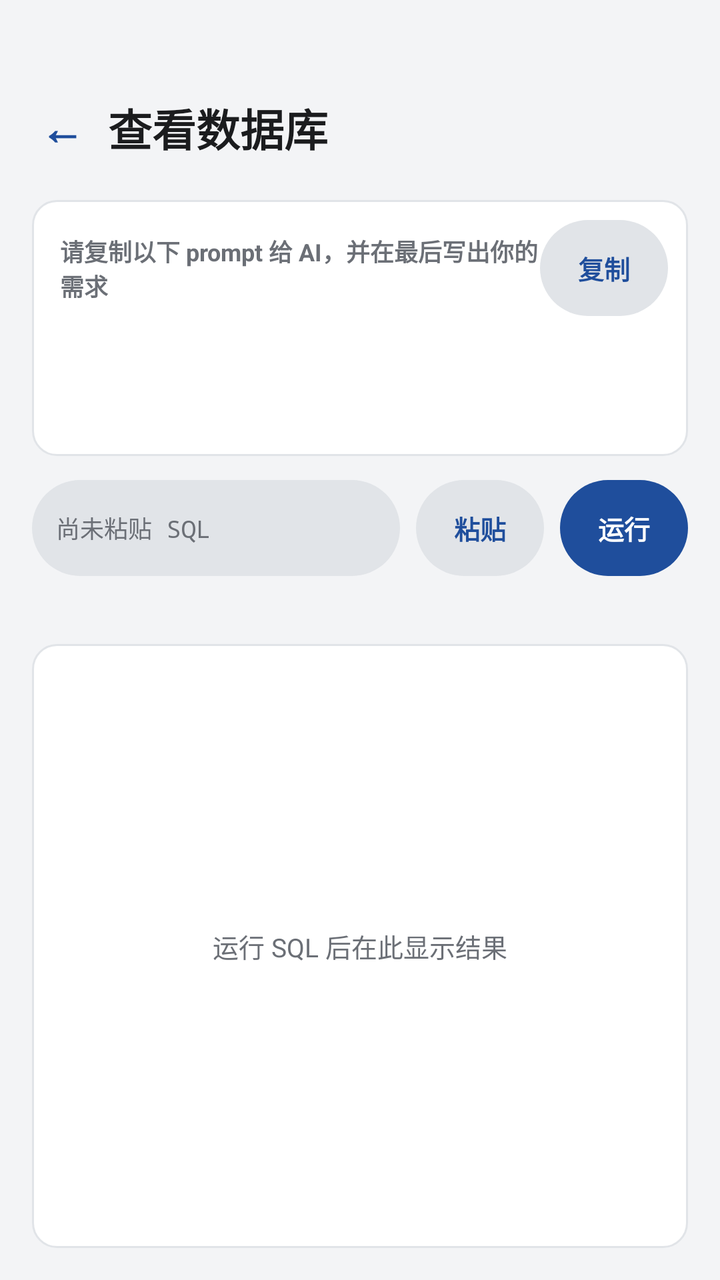
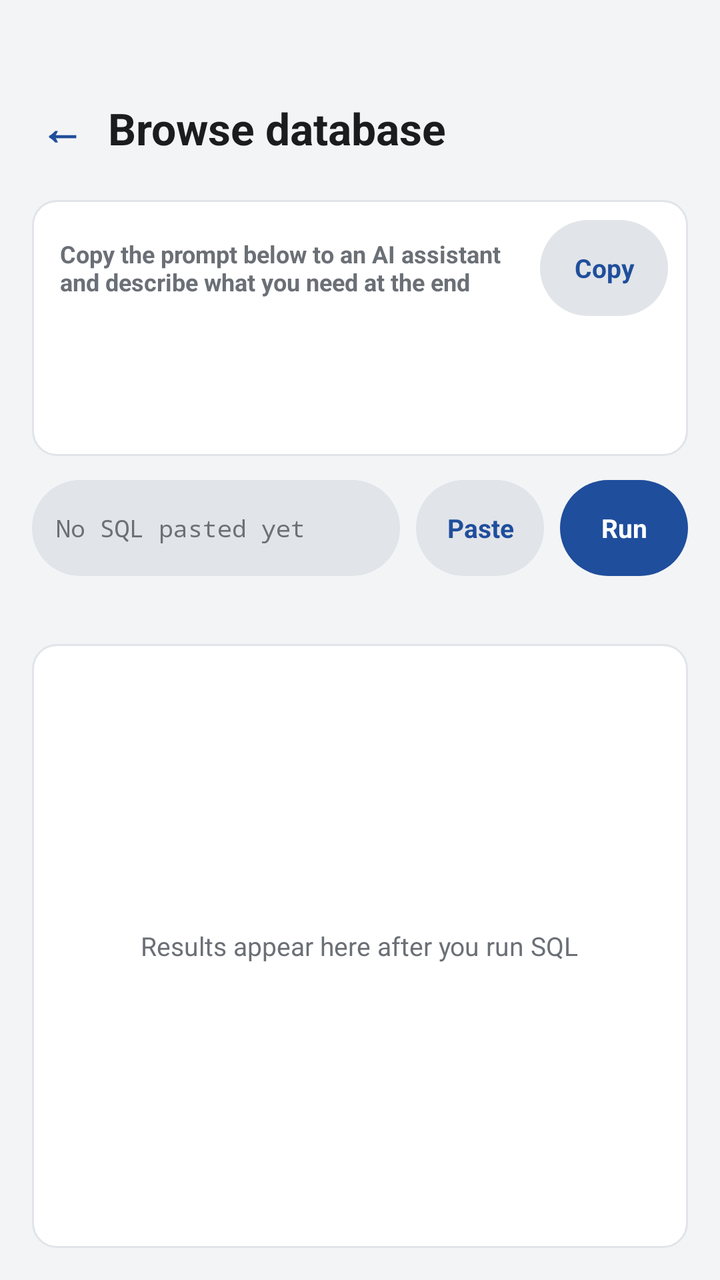

Screens rendered from an Android XML layout before and after an edit, with the pre-edit source and the edit as a unified diff.
<!-- AndroidManifest.xml: application theme Theme.TransitU -->
<!-- res/layout/fragment_database_query.xml -->
<?xml version="1.0" encoding="utf-8"?>
<LinearLayout xmlns:android="http://schemas.android.com/apk/res/android"
    android:layout_width="match_parent"
    android:layout_height="match_parent"
    android:orientation="vertical"
    android:background="@color/paper">

    <View
        android:layout_width="match_parent"
        android:layout_height="@dimen/status_bar_spacer_height" />

    <LinearLayout
        android:layout_width="match_parent"
        android:layout_height="wrap_content"
        android:orientation="horizontal"
        android:gravity="center_vertical"
        android:paddingStart="11dp"
        android:paddingEnd="20dp"
        android:paddingTop="20dp"
        android:paddingBottom="16dp">

        <TextView
            android:id="@+id/btnBack"
            style="@style/BackButton"
            android:text="←"
            android:textColor="@color/accent"
            android:textSize="22sp"
            android:textStyle="bold" />

        <TextView
            android:id="@+id/tvDatabaseTitle"
            android:layout_width="0dp"
            android:layout_height="wrap_content"
            android:layout_weight="1"
            android:text="查看数据库"
            android:textColor="@color/ink"
            android:textSize="22sp"
            android:textStyle="bold" />
    </LinearLayout>

    <LinearLayout
        android:layout_width="match_parent"
        android:layout_height="128dp"
        android:orientation="vertical"
        android:layout_marginStart="16dp"
        android:layout_marginEnd="16dp"
        android:layout_marginBottom="10dp"
        android:background="@drawable/bg_content_card">

        <LinearLayout
            android:layout_width="match_parent"
            android:layout_height="wrap_content"
            android:orientation="horizontal"
            android:gravity="center_vertical"
            android:paddingStart="14dp"
            android:paddingEnd="10dp"
            android:paddingTop="10dp"
            android:paddingBottom="6dp">

            <TextView
                android:layout_width="0dp"
                android:layout_height="wrap_content"
                android:layout_weight="1"
                android:text="请复制以下 prompt 给 AI，并在最后写出你的需求"
                android:textColor="@color/ink_3"
                android:textSize="12sp"
                android:textStyle="bold" />

            <TextView
                android:id="@+id/btnCopyPrompt"
                android:layout_width="64dp"
                android:layout_height="48dp"
                android:gravity="center"
                android:text="复制"
                android:textColor="@color/accent"
                android:textSize="13sp"
                android:textStyle="bold"
                android:background="@drawable/bg_chip_default"
                android:clickable="true"
                android:focusable="true" />
        </LinearLayout>

        <ScrollView
            android:layout_width="match_parent"
            android:layout_height="0dp"
            android:layout_weight="1"
            android:fillViewport="true"
            android:paddingStart="14dp"
            android:paddingEnd="14dp"
            android:paddingBottom="10dp">

            <TextView
                android:id="@+id/tvPrompt"
                android:layout_width="match_parent"
                android:layout_height="wrap_content"
                android:textColor="@color/ink_2"
                android:textSize="11sp"
                android:fontFamily="monospace"
                android:textIsSelectable="true" />
        </ScrollView>
    </LinearLayout>

    <LinearLayout
        android:layout_width="match_parent"
        android:layout_height="60dp"
        android:orientation="horizontal"
        android:gravity="center_vertical"
        android:paddingStart="16dp"
        android:paddingEnd="16dp"
        android:paddingBottom="8dp">

        <TextView
            android:id="@+id/tvSqlPreview"
            android:layout_width="0dp"
            android:layout_height="48dp"
            android:layout_weight="1"
            android:gravity="center_vertical"
            android:paddingStart="12dp"
            android:paddingEnd="12dp"
            android:maxLines="2"
            android:ellipsize="end"
            android:text="尚未粘贴 SQL"
            android:textColor="@color/ink_3"
            android:textSize="12sp"
            android:fontFamily="monospace"
            android:background="@drawable/bg_chip_default" />

        <TextView
            android:id="@+id/btnPasteSql"
            android:layout_width="64dp"
            android:layout_height="48dp"
            android:layout_marginStart="8dp"
            android:gravity="center"
            android:text="粘贴"
            android:textColor="@color/accent"
            android:textSize="13sp"
            android:textStyle="bold"
            android:background="@drawable/bg_chip_default"
            android:clickable="true"
            android:focusable="true" />

        <TextView
            android:id="@+id/btnRunSql"
            android:layout_width="64dp"
            android:layout_height="48dp"
            android:layout_marginStart="8dp"
            android:gravity="center"
            android:text="运行"
            android:textColor="#FFFFFF"
            android:textSize="13sp"
            android:textStyle="bold"
            android:background="@drawable/bg_chip_selected"
            android:clickable="true"
            android:focusable="true" />
    </LinearLayout>

    <TextView
        android:id="@+id/tvQueryStatus"
        android:layout_width="match_parent"
        android:layout_height="wrap_content"
        android:minHeight="24dp"
        android:paddingStart="18dp"
        android:paddingEnd="18dp"
        android:paddingTop="2dp"
        android:paddingBottom="2dp"
        android:gravity="top"
        android:maxLines="4"
        android:textColor="@color/ink_3"
        android:textSize="11sp" />

    <FrameLayout
        android:layout_width="match_parent"
        android:layout_height="0dp"
        android:layout_weight="1"
        android:minHeight="120dp"
        android:layout_marginStart="16dp"
        android:layout_marginEnd="16dp"
        android:layout_marginBottom="16dp"
        android:background="@drawable/bg_content_card">

        <HorizontalScrollView
            android:layout_width="match_parent"
            android:layout_height="match_parent"
            android:fillViewport="true"
            android:scrollbars="horizontal">

            <ScrollView
                android:layout_width="wrap_content"
                android:layout_height="match_parent"
                android:fillViewport="true"
                android:scrollbars="vertical">

                <TableLayout
                    android:id="@+id/resultsTable"
                    android:layout_width="wrap_content"
                    android:layout_height="wrap_content"
                    android:padding="6dp" />
            </ScrollView>
        </HorizontalScrollView>

        <TextView
            android:id="@+id/tvResultsEmpty"
            android:layout_width="wrap_content"
            android:layout_height="wrap_content"
            android:layout_gravity="center"
            android:text="运行 SQL 后在此显示结果"
            android:textColor="@color/ink_3"
            android:textSize="13sp" />
    </FrameLayout>
</LinearLayout>
<!-- resources referenced by this layout -->
<resources>
  <color name="accent">#1F4E9C</color>
  <color name="ink">#1B1C1E</color>
  <color name="ink_2">#4A4D52</color>
  <color name="ink_3">#6B6F76</color>
  <color name="paper">#F3F4F6</color>
  <dimen name="status_bar_spacer_height">0dp</dimen>
  <!-- drawable bg_chip_default (drawable) -->
  <?xml version="1.0" encoding="utf-8"?>
  <shape xmlns:android="http://schemas.android.com/apk/res/android">
      <solid android:color="@color/line" />
      <corners android:radius="999dp" />
  </shape>
  <!-- drawable bg_chip_selected (drawable) -->
  <?xml version="1.0" encoding="utf-8"?>
  <shape xmlns:android="http://schemas.android.com/apk/res/android">
      <solid android:color="@color/accent" />
      <corners android:radius="999dp" />
  </shape>
  <!-- drawable bg_content_card (drawable) -->
  <?xml version="1.0" encoding="utf-8"?>
  <shape xmlns:android="http://schemas.android.com/apk/res/android">
      <solid android:color="#FFFFFF" />
      <corners android:radius="12dp" />
      <stroke android:width="1dp" android:color="@color/line" />
  </shape>
  <style name="BackButton">
          <item name="android:layout_width">40dp</item>
          <item name="android:layout_height">40dp</item>
          <item name="android:layout_marginEnd">3dp</item>
          <item name="android:gravity">center</item>
          <item name="android:background">@drawable/bg_back_button</item>
          <item name="android:clickable">true</item>
          <item name="android:focusable">true</item>
      </style>
  <style name="Theme.TransitU" parent="Theme.Material3.DayNight.NoActionBar">
          
          <item name="android:textSelectHandle">@drawable/tu_text_select_handle_middle</item>
          <item name="android:textSelectHandleLeft">@drawable/tu_text_select_handle_left</item>
          <item name="android:textSelectHandleRight">@drawable/tu_text_select_handle_right</item>
  
          
          <item name="android:textColorHighlight">@color/m3_highlighted_text</item>
      </style>
  <color name="line">#E1E4E8</color>
  <!-- drawable bg_back_button (drawable) -->
  <?xml version="1.0" encoding="utf-8"?>
  <shape xmlns:android="http://schemas.android.com/apk/res/android"
      android:shape="oval">
      <solid android:color="@android:color/transparent" />
  </shape>
  <!-- drawable tu_text_select_handle_middle (drawable) -->
  <?xml version="1.0" encoding="utf-8"?>
  <bitmap xmlns:android="http://schemas.android.com/apk/res/android"
      android:src="@drawable/abc_text_select_handle_middle_mtrl"
      android:tint="?attr/colorPrimary"
      android:tintMode="src_in" />
  <!-- drawable tu_text_select_handle_left (drawable) -->
  <?xml version="1.0" encoding="utf-8"?>
  <bitmap xmlns:android="http://schemas.android.com/apk/res/android"
      android:src="@drawable/abc_text_select_handle_left_mtrl"
      android:tint="?attr/colorPrimary"
      android:tintMode="src_in" />
  <!-- drawable tu_text_select_handle_right (drawable) -->
  <?xml version="1.0" encoding="utf-8"?>
  <bitmap xmlns:android="http://schemas.android.com/apk/res/android"
      android:src="@drawable/abc_text_select_handle_right_mtrl"
      android:tint="?attr/colorPrimary"
      android:tintMode="src_in" />
</resources>

<!-- the commit's change to res/layout/fragment_database_query.xml (unified diff, before → after) -->
@@ -32,7 +32,7 @@
             android:layout_width="0dp"
             android:layout_height="wrap_content"
             android:layout_weight="1"
-            android:text="查看数据库"
+            android:text="@string/db_query_title"
             android:textColor="@color/ink"
             android:textSize="22sp"
             android:textStyle="bold" />
@@ -61,7 +61,7 @@
                 android:layout_width="0dp"
                 android:layout_height="wrap_content"
                 android:layout_weight="1"
-                android:text="请复制以下 prompt 给 AI，并在最后写出你的需求"
+                android:text="@string/db_query_instructions"
                 android:textColor="@color/ink_3"
                 android:textSize="12sp"
                 android:textStyle="bold" />
@@ -71,7 +71,7 @@
                 android:layout_width="64dp"
                 android:layout_height="48dp"
                 android:gravity="center"
-                android:text="复制"
+                android:text="@string/action_copy"
                 android:textColor="@color/accent"
                 android:textSize="13sp"
                 android:textStyle="bold"
@@ -119,7 +119,7 @@
             android:paddingEnd="12dp"
             android:maxLines="2"
             android:ellipsize="end"
-            android:text="尚未粘贴 SQL"
+            android:text="@string/db_query_no_sql"
             android:textColor="@color/ink_3"
             android:textSize="12sp"
             android:fontFamily="monospace"
@@ -131,7 +131,7 @@
             android:layout_height="48dp"
             android:layout_marginStart="8dp"
             android:gravity="center"
-            android:text="粘贴"
+            android:text="@string/action_paste"
             android:textColor="@color/accent"
             android:textSize="13sp"
             android:textStyle="bold"
@@ -145,7 +145,7 @@
             android:layout_height="48dp"
             android:layout_marginStart="8dp"
             android:gravity="center"
-            android:text="运行"
+            android:text="@string/action_run"
             android:textColor="#FFFFFF"
             android:textSize="13sp"
             android:textStyle="bold"
@@ -203,7 +203,7 @@
             android:layout_width="wrap_content"
             android:layout_height="wrap_content"
             android:layout_gravity="center"
-            android:text="运行 SQL 后在此显示结果"
+            android:text="@string/db_query_results_placeholder"
             android:textColor="@color/ink_3"
             android:textSize="13sp" />
     </FrameLayout>
<!-- resource entries referenced after the edit -->
@@ -25,6 +25,13 @@
       <corners android:radius="12dp" />
       <stroke android:width="1dp" android:color="@color/line" />
   </shape>
+  <string name="action_copy">Copy</string>
+  <string name="action_paste">Paste</string>
+  <string name="action_run">Run</string>
+  <string name="db_query_instructions">Copy the prompt below to an AI assistant and describe what you need at the end</string>
+  <string name="db_query_no_sql">No SQL pasted yet</string>
+  <string name="db_query_results_placeholder">Results appear here after you run SQL</string>
+  <string name="db_query_title">Browse database</string>
   <style name="BackButton">
           <item name="android:layout_width">40dp</item>
           <item name="android:layout_height">40dp</item>
